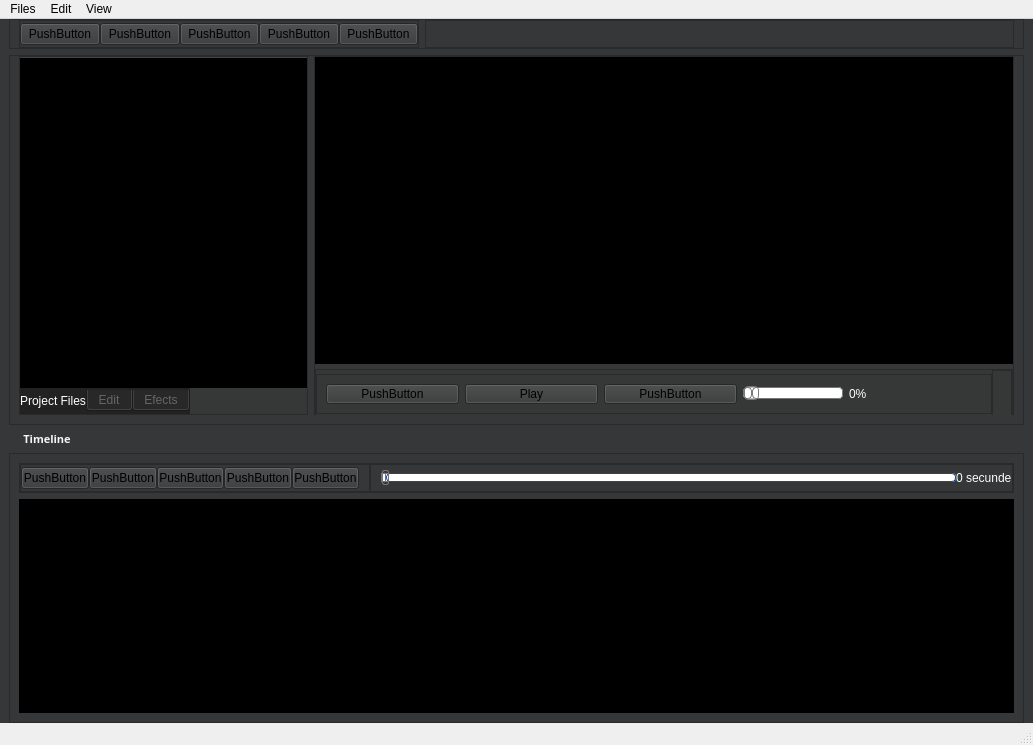
Before: the Qt Designer form VideoEditor/ui/mainwindow.ui in NorthSIdeOne/VideoEditor, drawn with Qt 5.
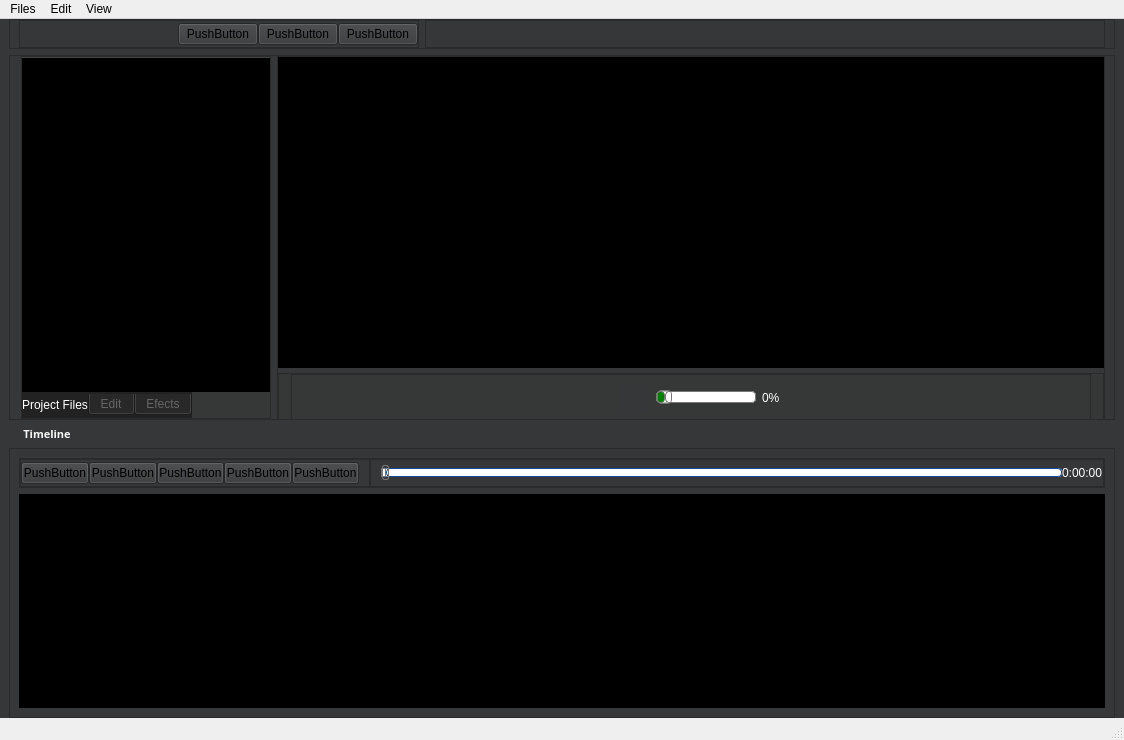
After: the same form once the commit is applied. Icons and pictures are not drawn.

Patch:
```diff
--- a/VideoEditor/ui/mainwindow.ui
+++ b/VideoEditor/ui/mainwindow.ui
@@ -6,8 +6,8 @@
    <rect>
     <x>0</x>
     <y>0</y>
-    <width>1033</width>
-    <height>745</height>
+    <width>1124</width>
+    <height>740</height>
    </rect>
   </property>
   <property name="windowTitle">
@@ -86,20 +86,41 @@
            <number>0</number>
           </property>
           <item>
-           <widget class="QPushButton" name="pushButton_11">
+           <widget class="QPushButton" name="addButton">
             <property name="minimumSize">
              <size>
               <width>0</width>
               <height>20</height>
              </size>
             </property>
+            <property name="styleSheet">
+             <string notr="true">
+background-color: #353738
+</string>
+            </property>
             <property name="text">
-             <string>PushButton</string>
+             <string/>
+            </property>
+            <property name="icon">
+             <iconset>
+              <normaloff>../resources/icons/add.png</normaloff>../resources/icons/add.png</iconset>
+            </property>
+            <property name="iconSize">
+             <size>
+              <width>20</width>
+              <height>20</height>
+             </size>
+            </property>
+            <property name="default">
+             <bool>false</bool>
+            </property>
+            <property name="flat">
+             <bool>true</bool>
             </property>
            </widget>
           </item>
           <item>
-           <widget class="QPushButton" name="pushButton_12">
+           <widget class="QPushButton" name="deleteButton">
             <property name="minimumSize">
              <size>
               <width>0</width>
@@ -107,7 +128,20 @@
              </size>
             </property>
             <property name="text">
-             <string>PushButton</string>
+             <string/>
+            </property>
+            <property name="icon">
+             <iconset>
+              <normaloff>../resources/icons/delete.png</normaloff>../resources/icons/delete.png</iconset>
+            </property>
+            <property name="iconSize">
+             <size>
+              <width>20</width>
+              <height>20</height>
+             </size>
+            </property>
+            <property name="flat">
+             <bool>true</bool>
             </property>
            </widget>
           </item>
@@ -181,14 +215,26 @@
        <enum>QFrame::Raised</enum>
       </property>
       <layout class="QHBoxLayout" name="horizontalLayout">
+       <property name="leftMargin">
+        <number>11</number>
+       </property>
        <property name="topMargin">
         <number>0</number>
        </property>
+       <property name="bottomMargin">
+        <number>0</number>
+       </property>
        <item>
         <widget class="QFrame" name="pfTabWidgetFrame">
+         <property name="minimumSize">
+          <size>
+           <width>200</width>
+           <height>0</height>
+          </size>
+         </property>
          <property name="maximumSize">
           <size>
-           <width>400</width>
+           <width>250</width>
            <height>16777215</height>
           </size>
          </property>
@@ -219,6 +265,9 @@
           </property>
           <item>
            <widget class="QTabWidget" name="tabWidget">
+            <property name="acceptDrops">
+             <bool>true</bool>
+            </property>
             <property name="styleSheet">
              <string notr="true">QTabWidget {
 border: 0;
@@ -318,10 +367,17 @@
                <number>0</number>
               </property>
               <item>
-               <widget class="QListWidget" name="videoFiles">
+               <widget class="QListView" name="videoFiles">
+                <property name="acceptDrops">
+                 <bool>true</bool>
+                </property>
                 <property name="styleSheet">
-                 <string notr="true">background:black
-</string>
+                 <string notr="true">QListView{background-color: black; color: white ;font-size: 16px; outline:none;font-weight:bold} // Working.
+QListView::item:selected{font:bold}  // Not working!
+QListView::item:selected{background-color: rgb(14, 97,123)}</string>
+                </property>
+                <property name="dragEnabled">
+                 <bool>true</bool>
                 </property>
                </widget>
               </item>
@@ -411,8 +467,8 @@
                   <rect>
                    <x>0</x>
                    <y>0</y>
-                   <width>285</width>
-                   <height>259</height>
+                   <width>246</width>
+                   <height>263</height>
                   </rect>
                  </property>
                  <attribute name="label">
@@ -534,28 +590,18 @@
              <property name="bottomMargin">
               <number>0</number>
              </property>
-             <item>
-              <widget class="QFrame" name="EmptyFrame_2">
-               <property name="frameShape">
-                <enum>QFrame::StyledPanel</enum>
-               </property>
-               <property name="frameShadow">
-                <enum>QFrame::Raised</enum>
-               </property>
-              </widget>
-             </item>
              <item>
               <widget class="QFrame" name="vpcfControlsFrame">
                <property name="minimumSize">
                 <size>
-                 <width>200</width>
-                 <height>20</height>
+                 <width>250</width>
+                 <height>45</height>
                 </size>
                </property>
                <property name="maximumSize">
                 <size>
-                 <width>750</width>
-                 <height>40</height>
+                 <width>800</width>
+                 <height>50</height>
                 </size>
                </property>
                <property name="frameShape">
@@ -565,36 +611,314 @@
                 <enum>QFrame::Raised</enum>
                </property>
                <layout class="QHBoxLayout" name="horizontalLayout_3">
+                <property name="leftMargin">
+                 <number>0</number>
+                </property>
+                <property name="topMargin">
+                 <number>0</number>
+                </property>
+                <property name="rightMargin">
+                 <number>0</number>
+                </property>
+                <property name="bottomMargin">
+                 <number>0</number>
+                </property>
+                <item>
+                 <spacer name="horizontalSpacer_6">
+                  <property name="orientation">
+                   <enum>Qt::Horizontal</enum>
+                  </property>
+                  <property name="sizeType">
+                   <enum>QSizePolicy::Preferred</enum>
+                  </property>
+                  <property name="sizeHint" stdset="0">
+                   <size>
+                    <width>40</width>
+                    <height>20</height>
+                   </size>
+                  </property>
+                 </spacer>
+                </item>
+                <item>
+                 <spacer name="horizontalSpacer">
+                  <property name="orientation">
+                   <enum>Qt::Horizontal</enum>
+                  </property>
+                  <property name="sizeType">
+                   <enum>QSizePolicy::Preferred</enum>
+                  </property>
+                  <property name="sizeHint" stdset="0">
+                   <size>
+                    <width>70</width>
+                    <height>10</height>
+                   </size>
+                  </property>
+                 </spacer>
+                </item>
                 <item>
                  <widget class="QPushButton" name="rewind">
+                  <property name="minimumSize">
+                   <size>
+                    <width>30</width>
+                    <height>30</height>
+                   </size>
+                  </property>
                   <property name="maximumSize">
                    <size>
-                    <width>16777215</width>
-                    <height>16777215</height>
+                    <width>30</width>
+                    <height>30</height>
                    </size>
                   </property>
+                  <property name="styleSheet">
+                   <string notr="true">QPushButton {
+    color: #333;
+    border: 0px solid #555;
+    border-radius: 15px;
+    border-style: outset;
+    background: qradialgradient(
+        cx: 0.3, cy: -0.4, fx: 0.3, fy: -0.4,
+        radius: 1.35, stop: 0 #fff, stop: 1 #888
+        );
+    padding: 5px;
+    }
+
+QPushButton:hover {
+    background: qradialgradient(
+        cx: 0.3, cy: -0.4, fx: 0.3, fy: -0.4,
+        radius: 1.35, stop: 0 #fff, stop: 1 #bbb
+        );
+    }
+
+QPushButton:pressed {
+    border-style: inset;
+    background: qradialgradient(
+        cx: 0.4, cy: -0.1, fx: 0.4, fy: -0.1,
+        radius: 1.35, stop: 0 #fff, stop: 1 #ddd
+        );
+    }</string>
+                  </property>
                   <property name="text">
-                   <string>PushButton</string>
+                   <string/>
+                  </property>
+                  <property name="icon">
+                   <iconset>
+                    <normaloff>../resources/icons/1262942-multimedia/png/026-rewind.png</normaloff>../resources/icons/1262942-multimedia/png/026-rewind.png</iconset>
+                  </property>
+                  <property name="iconSize">
+                   <size>
+                    <width>30</width>
+                    <height>30</height>
+                   </size>
                   </property>
                  </widget>
                 </item>
+                <item>
+                 <spacer name="horizontalSpacer_3">
+                  <property name="orientation">
+                   <enum>Qt::Horizontal</enum>
+                  </property>
+                  <property name="sizeType">
+                   <enum>QSizePolicy::Preferred</enum>
+                  </property>
+                  <property name="sizeHint" stdset="0">
+                   <size>
+                    <width>40</width>
+                    <height>20</height>
+                   </size>
+                  </property>
+                 </spacer>
+                </item>
                 <item>
                  <widget class="QPushButton" name="playButton">
                   <property name="minimumSize">
                    <size>
-                    <width>0</width>
-                    <height>0</height>
+                    <width>30</width>
+                    <height>30</height>
                    </size>
                   </property>
+                  <property name="maximumSize">
+                   <size>
+                    <width>30</width>
+                    <height>30</height>
+                   </size>
+                  </property>
+                  <property name="styleSheet">
+                   <string notr="true">QPushButton {
+    color: #333;
+    border: 0px solid #555;
+    border-radius: 15px;
+    border-style: outset;
+    background: qradialgradient(
+        cx: 0.3, cy: -0.4, fx: 0.3, fy: -0.4,
+        radius: 1.35, stop: 0 #fff, stop: 1 #888
+        );
+    padding: 5px;
+    }
+
+QPushButton:hover {
+    background: qradialgradient(
+        cx: 0.3, cy: -0.4, fx: 0.3, fy: -0.4,
+        radius: 1.35, stop: 0 #fff, stop: 1 #bbb
+        );
+    }
+
+QPushButton:pressed {
+    border-style: inset;
+    background: qradialgradient(
+        cx: 0.4, cy: -0.1, fx: 0.4, fy: -0.1,
+        radius: 1.35, stop: 0 #fff, stop: 1 #ddd
+        );
+    }</string>
+                  </property>
                   <property name="text">
-                   <string>Play</string>
+                   <string/>
+                  </property>
+                  <property name="icon">
+                   <iconset>
+                    <normaloff>../resources/icons/play.png</normaloff>../resources/icons/play.png</iconset>
+                  </property>
+                  <property name="iconSize">
+                   <size>
+                    <width>30</width>
+                    <height>30</height>
+                   </size>
                   </property>
                  </widget>
                 </item>
+                <item>
+                 <spacer name="horizontalSpacer_4">
+                  <property name="orientation">
+                   <enum>Qt::Horizontal</enum>
+                  </property>
+                  <property name="sizeType">
+                   <enum>QSizePolicy::Preferred</enum>
+                  </property>
+                  <property name="sizeHint" stdset="0">
+                   <size>
+                    <width>40</width>
+                    <height>20</height>
+                   </size>
+                  </property>
+                 </spacer>
+                </item>
                 <item>
                  <widget class="QPushButton" name="fastForward">
+                  <property name="minimumSize">
+                   <size>
+                    <width>30</width>
+                    <height>30</height>
+                   </size>
+                  </property>
+                  <property name="maximumSize">
+                   <size>
+                    <width>30</width>
+                    <height>30</height>
+                   </size>
+                  </property>
+                  <property name="styleSheet">
+                   <string notr="true">QPushButton {
+    color: #333;
+    border: 0px solid #555;
+    border-radius: 15px;
+    border-style: outset;
+    background: qradialgradient(
+        cx: 0.3, cy: -0.4, fx: 0.3, fy: -0.4,
+        radius: 1.35, stop: 0 #fff, stop: 1 #888
+        );
+    padding: 5px;
+    }
+
+QPushButton:hover {
+    background: qradialgradient(
+        cx: 0.3, cy: -0.4, fx: 0.3, fy: -0.4,
+        radius: 1.35, stop: 0 #fff, stop: 1 #bbb
+        );
+    }
+
+QPushButton:pressed {
+    border-style: inset;
+    background: qradialgradient(
+        cx: 0.4, cy: -0.1, fx: 0.4, fy: -0.1,
+        radius: 1.35, stop: 0 #fff, stop: 1 #ddd
+        );
+    }</string>
+                  </property>
                   <property name="text">
-                   <string>PushButton</string>
+                   <string/>
+                  </property>
+                  <property name="icon">
+                   <iconset>
+                    <normaloff>../resources/icons/1262942-multimedia/png/008-forward.png</normaloff>../resources/icons/1262942-multimedia/png/008-forward.png</iconset>
+                  </property>
+                  <property name="iconSize">
+                   <size>
+                    <width>30</width>
+                    <height>30</height>
+                   </size>
+                  </property>
+                 </widget>
+                </item>
+                <item>
+                 <spacer name="horizontalSpacer_2">
+                  <property name="orientation">
+                   <enum>Qt::Horizontal</enum>
+                  </property>
+                  <property name="sizeType">
+                   <enum>QSizePolicy::Preferred</enum>
+                  </property>
+                  <property name="sizeHint" stdset="0">
+                   <size>
+                    <width>30</width>
+                    <height>20</height>
+                   </size>
+                  </property>
+                 </spacer>
+                </item>
+                <item>
+                 <widget class="QPushButton" name="volumeIcon">
+                  <property name="minimumSize">
+                   <size>
+                    <width>30</width>
+                    <height>30</height>
+                   </size>
+                  </property>
+                  <property name="maximumSize">
+                   <size>
+                    <width>30</width>
+                    <height>30</height>
+                   </size>
+                  </property>
+                  <property name="styleSheet">
+                   <string notr="true">QPushButton {
+    color: #333;
+    border: 0px solid #555;
+    border-radius: 20px;
+    border-style: outset;
+    background:#353738;
+    padding: 5px;
+    }
+
+QPushButton:hover {
+    background: #353738;
+    }
+
+QPushButton:pressed {
+    border-style: inset;
+    background: #353738;
+    }</string>
+                  </property>
+                  <property name="text">
+                   <string/>
+                  </property>
+                  <property name="icon">
+                   <iconset>
+                    <normaloff>../resources/icons/1262942-multimedia/png/speaker.png</normaloff>../resources/icons/1262942-multimedia/png/speaker.png</iconset>
+                  </property>
+                  <property name="iconSize">
+                   <size>
+                    <width>30</width>
+                    <height>30</height>
+                   </size>
                   </property>
                  </widget>
                 </item>
@@ -617,8 +941,7 @@
 QSlider::sub-page:horizontal {
 background: qlineargradient(x1: 0, y1: 0,    x2: 0, y2: 1,
     stop: 0 #66e, stop: 1 #bbf);
-background: qlineargradient(x1: 0, y1: 0.2, x2: 1, y2: 1,
-    stop: 0 #bbf, stop: 1 #55f);
+background: green;
 border: 1px solid #777;
 height: 10px;
 border-radius: 4px;
@@ -794,20 +1117,25 @@
                   </property>
                  </widget>
                 </item>
+                <item>
+                 <spacer name="horizontalSpacer_5">
+                  <property name="orientation">
+                   <enum>Qt::Horizontal</enum>
+                  </property>
+                  <property name="sizeType">
+                   <enum>QSizePolicy::Preferred</enum>
+                  </property>
+                  <property name="sizeHint" stdset="0">
+                   <size>
+                    <width>40</width>
+                    <height>20</height>
+                   </size>
+                  </property>
+                 </spacer>
+                </item>
                </layout>
               </widget>
              </item>
-             <item>
-              <widget class="QFrame" name="EmptyFrame">
-               <property name="frameShape">
-                <enum>QFrame::StyledPanel</enum>
-               </property>
-               <property name="frameShadow">
-                <enum>QFrame::Raised</enum>
-               </property>
-               <layout class="QHBoxLayout" name="horizontalLayout_7"/>
-              </widget>
-             </item>
             </layout>
            </widget>
           </item>
@@ -1291,7 +1619,7 @@
                 </palette>
                </property>
                <property name="text">
-                <string>0 secunde</string>
+                <string>0:00:00</string>
                </property>
                <property name="margin">
                 <number>4</number>
@@ -1306,6 +1634,9 @@
        </item>
        <item>
         <widget class="QFrame" name="sfTimeLineFrame">
+         <property name="acceptDrops">
+          <bool>true</bool>
+         </property>
          <property name="styleSheet">
           <string notr="true">background:black
 </string>
@@ -1329,7 +1660,7 @@
     <rect>
      <x>0</x>
      <y>0</y>
-     <width>1033</width>
+     <width>1124</width>
      <height>26</height>
     </rect>
    </property>
@@ -1337,7 +1668,6 @@
     <property name="title">
      <string>Files</string>
     </property>
-    <addaction name="openVideo"/>
    </widget>
    <widget class="QMenu" name="menuEdit">
     <property name="title">
```
